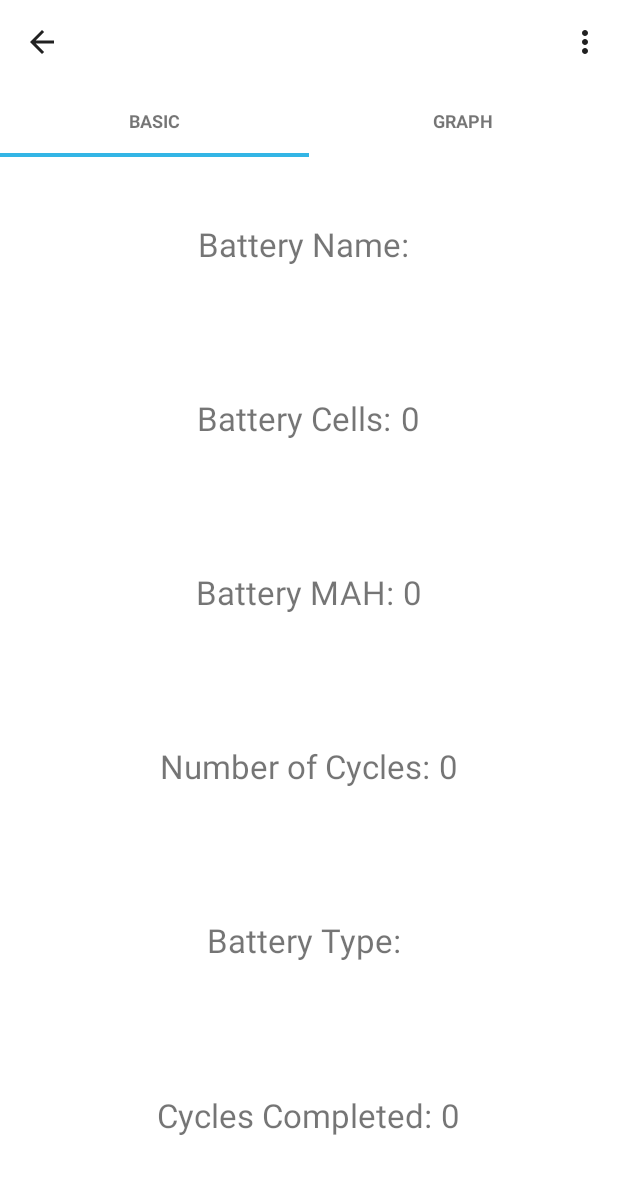
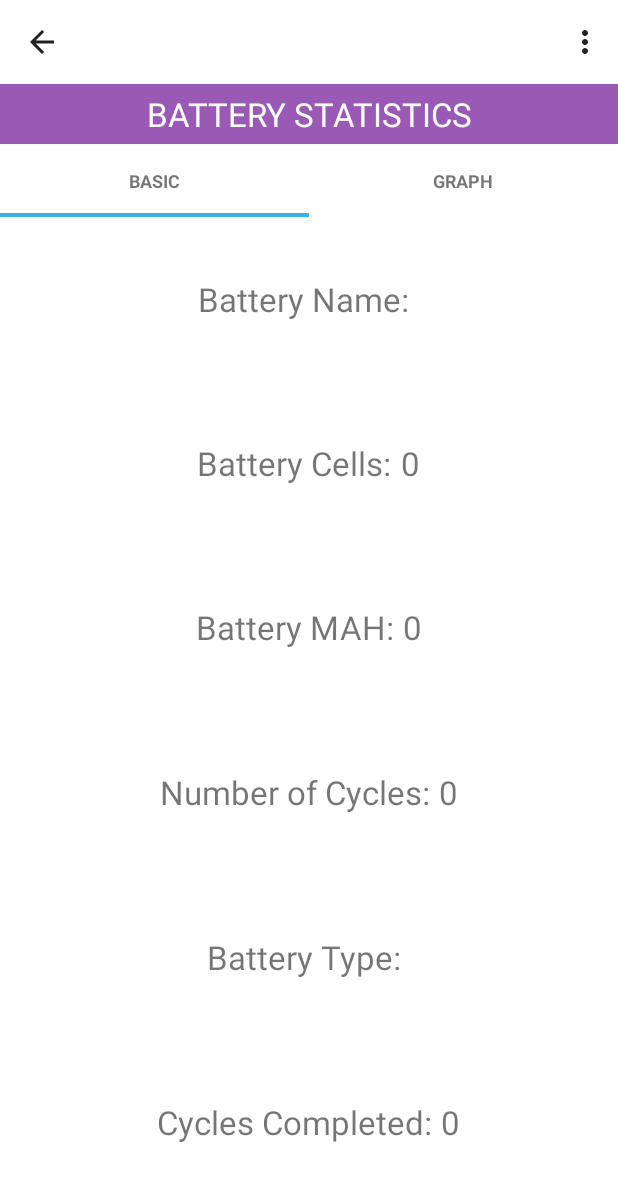
Before and after one commit to DeanParrish/Battery-Status, an Android app: the BatteryStatistics screen opened directly, with no data from a screen before it, on a phone screen of 412 x 824 dp. Shown: the top 1181 px of the screen. Run offline under Robolectric (Android 15) with nearby library versions, the phone set to English and light mode, and no system bars; 9 statements that could not run were skipped.

Commit message:
Timer finished. Added the title bar on Battery Stats Page

```diff
--- a/app/src/main/res/layout/activity_archive_battery.xml
+++ b/app/src/main/res/layout/activity_archive_battery.xml
@@ -26,6 +26,7 @@
         android:layout_height="wrap_content"
         android:id="@+id/listView"
         android:layout_below="@+id/title"
-        android:layout_centerHorizontal="true" />
+        android:layout_centerHorizontal="true"
+        android:cacheColorHint="#ff7f8c8d"/>
 
 </RelativeLayout>
--- a/app/src/main/res/layout/activity_battery_statistics.xml
+++ b/app/src/main/res/layout/activity_battery_statistics.xml
@@ -5,25 +5,26 @@
     android:layout_width="match_parent"
     android:layout_height="match_parent">
 
-    <TextView
-        android:layout_width="match_parent"
-        android:layout_height="wrap_content"
-        android:textAppearance="?android:attr/textAppearanceLarge"
-        android:text="BATTERY STATISTICS"
-        android:id="@+id/title"
-        android:layout_alignParentTop="true"
-        android:layout_alignParentEnd="true"
-        android:gravity="center_horizontal"
-        android:textColor="#ffffff"
-        android:background="#ff9b59b6"
-        android:layout_alignParentStart="true"
-        android:paddingTop="5dp"
-        android:paddingBottom="5dp" />
     <LinearLayout
         android:layout_width="match_parent"
         android:layout_height="match_parent"
-        android:orientation="vertical"
-        android:gravity="center">
+        android:gravity="center"
+        android:orientation="vertical">
+
+        <TextView
+            android:id="@+id/title"
+            android:layout_width="match_parent"
+            android:layout_height="wrap_content"
+            android:layout_alignParentEnd="true"
+            android:layout_alignParentStart="true"
+            android:layout_alignParentTop="true"
+            android:background="#ff9b59b6"
+            android:gravity="center_horizontal"
+            android:paddingBottom="5dp"
+            android:paddingTop="5dp"
+            android:text="BATTERY STATISTICS"
+            android:textAppearance="?android:attr/textAppearanceLarge"
+            android:textColor="#ffffff" />
 
         <Classes.SlidingTabLayout
             android:id="@+id/tabs"
@@ -33,8 +34,8 @@
 
         <android.support.v4.view.ViewPager
             android:id="@+id/pager"
-            android:layout_height="match_parent"
-            android:layout_width="match_parent"/>
+            android:layout_width="match_parent"
+            android:layout_height="match_parent" />
 
     </LinearLayout>
 
--- a/app/src/main/res/layout/activity_view_statistics.xml
+++ b/app/src/main/res/layout/activity_view_statistics.xml
@@ -19,13 +19,13 @@
         android:background="#ff9b59b6"
         android:layout_alignParentStart="true"
         android:paddingTop="5dp"
-        android:paddingBottom="5dp" />
+        android:paddingBottom="5dp"/>
 
     <ListView
         android:layout_width="wrap_content"
         android:layout_height="wrap_content"
         android:id="@+id/listView"
         android:layout_below="@+id/title"
-        android:layout_centerHorizontal="true" />
+        android:layout_centerHorizontal="true"/>
 
 </RelativeLayout>
```
Also changed, not shown: app/src/main/java/com/example/parrish/test/CreateEntry.java (+65 -16 lines), app/src/main/java/com/example/parrish/test/ViewStatistics.java (+1 -0 lines).
